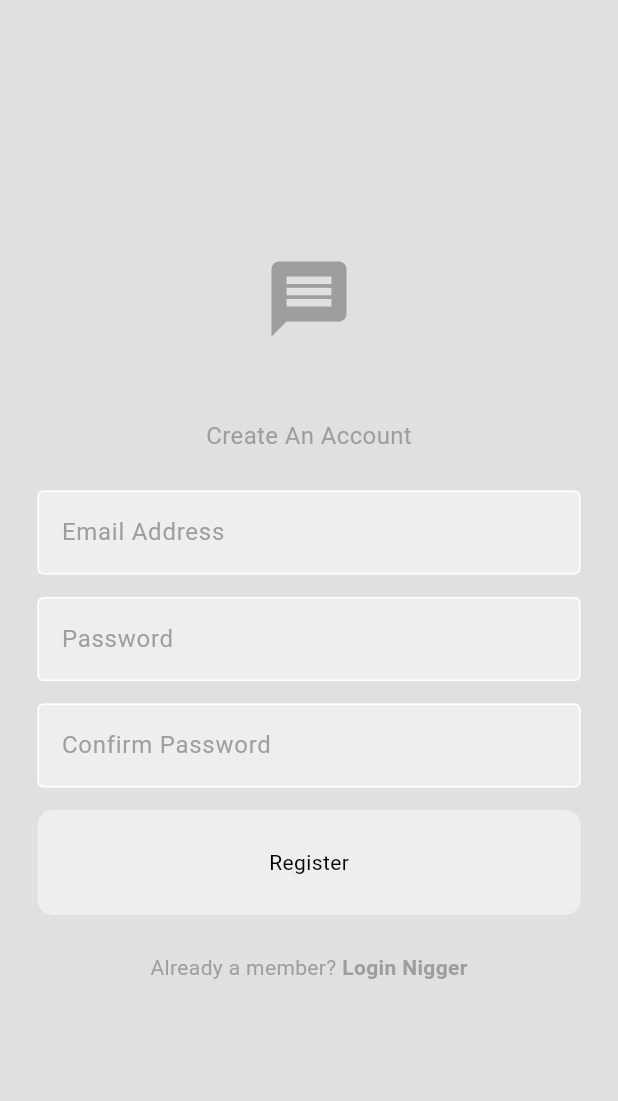
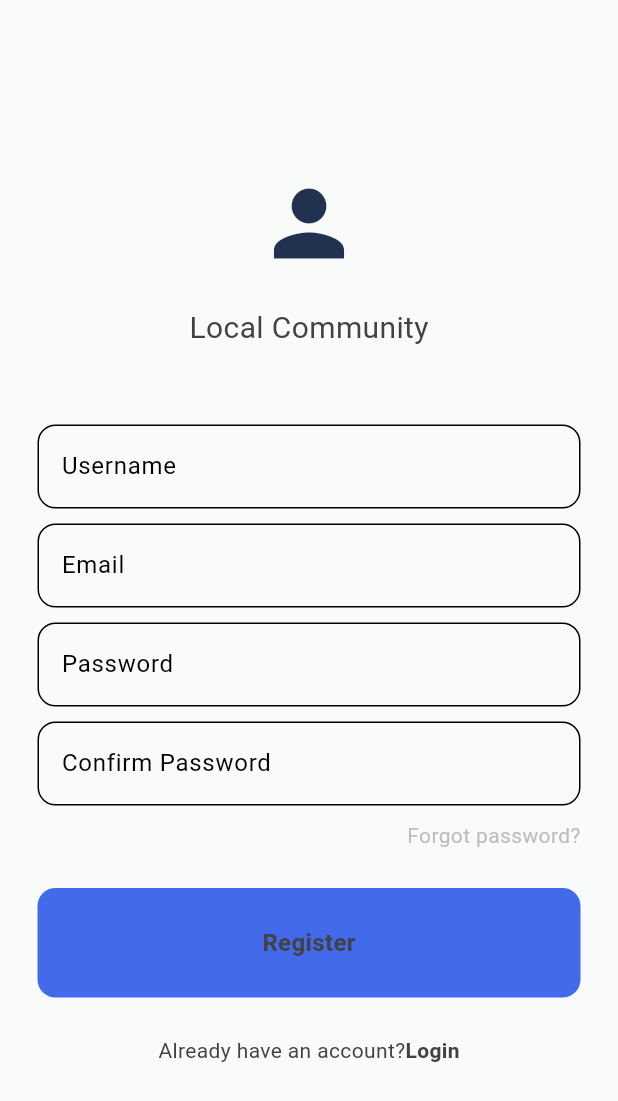
Before and after one commit to Lakkitha/local_community_app, a Flutter app: the RegisterPage screen opened directly, on a phone screen of 412 x 824 dp. Shown: the top 1101 px of the screen. Run offline on Flutter 3.47's test engine with Material 3 defaults, Android fonts, the phone set to English and light mode, and no system bars; our stand-ins replace carousel_slider, firebase_auth, firebase_core; accounts and stored records are empty; network calls fail.

Commit message:
frontend-update

```diff
--- /dev/null
+++ b/lib/Components/button.dart
@@ -0,0 +1,35 @@
+import 'package:flutter/material.dart';
+
+class button extends StatelessWidget {
+  final String text;
+  final void Function()? onTap;
+
+  const button({
+    super.key,
+    required this.text,
+    required this.onTap,
+  });
+
+  @override
+  Widget build(BuildContext context) {
+    return GestureDetector(
+      onTap: onTap,
+      child: Container(
+        decoration: BoxDecoration(
+          color: Color.fromARGB(255, 66, 106, 235),
+          borderRadius: BorderRadius.circular(12),
+        ),
+        padding: const EdgeInsets.all(25),
+        child: Center(
+          child: Text(
+            text,
+            style: const TextStyle(
+              fontWeight: FontWeight.bold,
+              fontSize: 16,
+            ),
+          ),
+        ),
+      ),
+    );
+  }
+}
--- /dev/null
+++ b/lib/Components/textfield.dart
@@ -0,0 +1,26 @@
+import 'package:flutter/material.dart';
+
+class textfield extends StatelessWidget {
+  final String hintText;
+  final bool obscureText;
+  final TextEditingController controller;
+
+  const textfield({
+    super.key,
+    required this.hintText,
+    required this.obscureText,
+    required this.controller,
+  });
+
+  @override
+  Widget build(BuildContext context) {
+    return TextField(
+      controller: controller,
+      decoration: InputDecoration(
+        border: OutlineInputBorder(borderRadius: BorderRadius.circular(12)),
+        hintText: hintText,
+      ),
+      obscureText: obscureText,
+    );
+  }
+}
--- a/lib/pages/register_page.dart
+++ b/lib/pages/register_page.dart
@@ -1,9 +1,9 @@
 import 'package:flutter/material.dart';
 import 'package:local_community_app/auth/auth_service.dart';
-import 'package:local_community_app/utilis/buttons.dart';
-import 'package:local_community_app/utilis/textfields.dart';
+import 'package:local_community_app/Components/button.dart';
+import 'package:local_community_app/Components/textfield.dart';
 
-class RegisterPage extends StatelessWidget {
+class RegisterPage extends StatefulWidget {
   final TextEditingController _emailController = TextEditingController();
   final TextEditingController _pwController = TextEditingController();
   final TextEditingController _confrimpwController = TextEditingController();
@@ -44,92 +44,124 @@ class RegisterPage extends StatelessWidget {
   }
 
   @override
+  State<RegisterPage> createState() => _registerpageState();
+}
+
+class _registerpageState extends State<RegisterPage> {
+  //TextControllers
+  final TextEditingController usernamecontroller = TextEditingController();
+
+  final TextEditingController _emailController = TextEditingController();
+
+  final TextEditingController _pwController = TextEditingController();
+
+  final TextEditingController confirmpasswordcontroller =
+      TextEditingController();
+
+  //register method
+  void register() {
+    //show progress
+    showDialog(
+      context: context,
+      builder: (context) => const Center(
+        child: CircularProgressIndicator(),
+      ),
+    );
+  }
+
+  @override
   Widget build(BuildContext context) {
     return Scaffold(
       backgroundColor: Theme.of(context).colorScheme.background,
       body: Center(
+        child: Padding(
+          padding: const EdgeInsets.all(25.0),
           child: Column(
             mainAxisAlignment: MainAxisAlignment.center,
             children: [
-            //logo
               Icon(
-              Icons.message,
-              size: 60,
-              color: Theme.of(context).colorScheme.primary,
+                Icons.person,
+                size: 70,
+                color: Color.fromARGB(255, 32, 50, 80),
+              ),
+              const SizedBox(height: 20),
+              Text(
+                "Local Community",
+                style: TextStyle(fontSize: 20),
               ),
 
               const SizedBox(height: 50),
+              //username
+              textfield(
+                  hintText: "Username",
+                  obscureText: false,
+                  controller: usernamecontroller),
 
-            //welcome back massage
+              const SizedBox(height: 10),
+              //Email
+              textfield(
+                  hintText: "Email",
+                  obscureText: false,
+                  controller: _emailController),
+
+              const SizedBox(height: 10),
+              //password
+              textfield(
+                  hintText: "Password",
+                  obscureText: true,
+                  controller: _pwController),
+
+              const SizedBox(height: 10),
+              //confirm password
+              textfield(
+                  hintText: "Confirm Password",
+                  obscureText: true,
+                  controller: confirmpasswordcontroller),
+
+              const SizedBox(height: 10),
+
+              //forgot password
+              Row(
+                mainAxisAlignment: MainAxisAlignment.end,
+                children: [
                   Text(
-              "Create An Account",
+                    "Forgot password?",
                     style: TextStyle(
-                color: Theme.of(context).colorScheme.primary,
-                fontSize: 16,
+                        color: Theme.of(context).colorScheme.secondary),
                   ),
+                ],
               ),
 
               const SizedBox(height: 25),
-            //email input
 
-            MyTextField(
-              hintText: "Email Address",
-              obscureText: false,
-              controller: _emailController,
+              //Register button
+              button(
+                text: "Register",
+                onTap: register,
               ),
 
-            const SizedBox(height: 15),
-
-            //password input
-            MyTextField(
-              hintText: "Password",
-              obscureText: true,
-              controller: _pwController,
+              const SizedBox(
+                height: 25,
               ),
 
-            const SizedBox(height: 15),
-
-            //confirm password input
-
-            MyTextField(
-              hintText: "Confirm Password",
-              obscureText: true,
-              controller: _confrimpwController,
-            ),
-
-            const SizedBox(height: 15),
-            //login button
-
-            MyButtons(
-              text: "Register",
-              onTap: () => register(context),
-            ),
-
-            const SizedBox(height: 25),
-            //register button
-
+              //Already have an account text
               Row(
                 mainAxisAlignment: MainAxisAlignment.center,
                 children: [
-                Text(
-                  "Already a member? ",
-                  style:
-                      TextStyle(color: Theme.of(context).colorScheme.primary),
-                ),
+                  Text("Already have an account?"),
                   GestureDetector(
-                  onTap: onTap,
-                  child: Text(
-                    "Login Nigger",
+                    onTap: widget.onTap,
+                    child: const Text("Login",
                         style: TextStyle(
                           fontWeight: FontWeight.bold,
-                        color: Theme.of(context).colorScheme.primary),
-                  ),
+                        )),
                   ),
                 ],
               ),
             ],
           ),
         ),
+      ),
     );
   }
 }
--- a/lib/themes/light_mode.dart
+++ b/lib/themes/light_mode.dart
@@ -1,11 +1,15 @@
 import 'package:flutter/material.dart';
 
-ThemeData LightMode = ThemeData(
+ThemeData lightmode = ThemeData(
+  brightness: Brightness.light,
   colorScheme: ColorScheme.light(
-    background: Colors.grey.shade300,
-    primary: Colors.grey.shade500,
-    secondary: Colors.grey.shade200,
-    tertiary: Colors.white,
-    inversePrimary: Colors.grey.shade900,
+    background: Color.fromARGB(255, 249, 250, 250),
+    primary: Colors.grey.shade200,
+    secondary: Colors.grey.shade400,
+    inversePrimary: Colors.grey.shade800,
   ),
+  textTheme: ThemeData.light().textTheme.apply(
+        bodyColor: Colors.grey[800],
+        displayColor: Colors.black,
+      ),
 );
--- a/pubspec.yaml
+++ b/pubspec.yaml
@@ -30,6 +30,9 @@ environment:
 dependencies:
   flutter:
     sdk: flutter
+
+  carousel_slider: ^4.2.1
+
 
 
   # The following adds the Cupertino Icons font to your application.
```
Also changed, not shown: lib/Themes/dark_mode.dart (added, +15 -0 lines), lib/main.dart (+4 -3 lines), lib/pages/event_page.dart (added, +106 -0 lines), lib/pages/login_page.dart (+45 -42 lines), pubspec.lock. Lines whose indentation alone changed are shown as unchanged.
